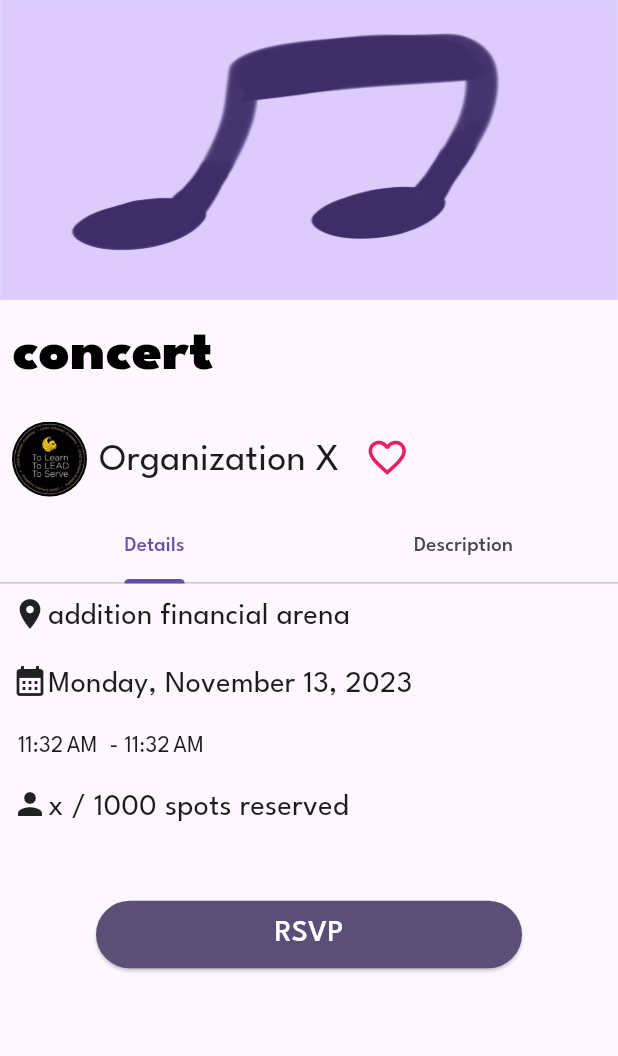
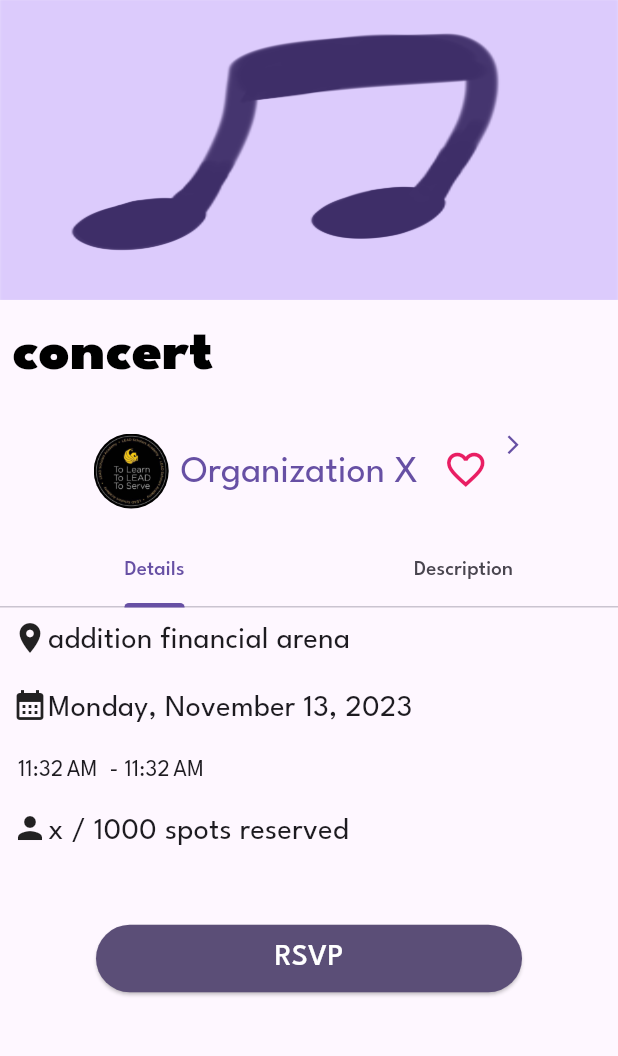
Before and after one commit to KnightAssistUCF/KnightAssist-Mobile-App, a Flutter app: the HistoryDetailScreen screen opened directly with sample values from the repository, after a tap on "View Event Page", on a phone screen of 412 x 824 dp, the part 84-1140 px from its top. Run offline on Flutter 3.47's test engine with Material 3 defaults, Android fonts, the phone set to English and light mode, and no system bars; our stand-ins replace flutter_riverpod, go_router, percent_indicator, riverpod_annotation, rxdart; missing offline and left inert: editable_image; generated files the repository leaves out were written again.

Commit message:
add button to go to org page from event, update, and event history

```diff
--- a/knightassist_mobile_app/lib/src/features/events/presentation/event_history_detail.dart
+++ b/knightassist_mobile_app/lib/src/features/events/presentation/event_history_detail.dart
@@ -66,6 +66,8 @@ class HistoryDetailScreen extends ConsumerWidget {
                   padding: const EdgeInsets.all(0.0), child: _title(w, event)),
               Padding(
                 padding: const EdgeInsets.all(8.0),
+                child: TextButton(
+                  onPressed: () => context.pushNamed(AppRoute.organization.name, extra: event.sponsoringOrganization),
                   child: Wrap(
                     children: [
                       ClipRRect(
@@ -82,7 +84,9 @@ class HistoryDetailScreen extends ConsumerWidget {
                           textAlign: TextAlign.justify,
                         ),
                       ),
+                    const Icon(Icons.arrow_forward_ios, size: 15,),
                     ],
+                  ),
                 ),
               ),
               Padding(
--- a/knightassist_mobile_app/lib/src/features/events/presentation/event_screen.dart
+++ b/knightassist_mobile_app/lib/src/features/events/presentation/event_screen.dart
@@ -66,6 +66,8 @@ class EventScreen extends ConsumerWidget {
               _title(w, event),
               Padding(
                 padding: const EdgeInsets.all(8.0),
+                child: TextButton(
+                  onPressed: () => context.pushNamed(AppRoute.organization.name, extra: event.sponsoringOrganization),
                   child: Wrap(
                       children: [
                         ClipRRect(
@@ -83,7 +85,9 @@ class EventScreen extends ConsumerWidget {
                           ),
                         ),
                         const OrganizationFav(),
+                        const Icon(Icons.arrow_forward_ios, size: 15,)
                       ],
+                    ),
                 ),
               ),
               SizedBox(height:250, child: TabBarEvent(event: event)),
--- a/knightassist_mobile_app/lib/src/features/organizations/presentation/organizations_list_screen.dart
+++ b/knightassist_mobile_app/lib/src/features/organizations/presentation/organizations_list_screen.dart
@@ -70,7 +70,7 @@ List<Organization> organizations = [
       calendarLink: '',
       isActive: false,
       eventHappeningNow: false,
-      backgroundUrl: '',
+      backgroundUrl: 'assets/profile pictures/icon_controller.png',
       events: [],
       semesters: [],
       recoveryToken: '',
--- a/knightassist_mobile_app/lib/src/features/organizations/presentation/update_detail.dart
+++ b/knightassist_mobile_app/lib/src/features/organizations/presentation/update_detail.dart
@@ -69,6 +69,8 @@ class UpdateDetailScreen extends ConsumerWidget {
               ),
               Padding(
                 padding: const EdgeInsets.all(8.0),
+                child: TextButton(
+                  onPressed: () => context.pushNamed(AppRoute.organization.name, extra: update.sponsor),
                   child: Wrap(
                     children: [
                       ClipRRect(
@@ -85,7 +87,9 @@ class UpdateDetailScreen extends ConsumerWidget {
                           textAlign: TextAlign.start,
                         ),
                       ),
+                      const Icon(Icons.arrow_forward_ios, size: 15,)
                     ],
+                  ),
                 ),
               ),
               Padding(
```
Lines whose indentation alone changed are shown as unchanged.
